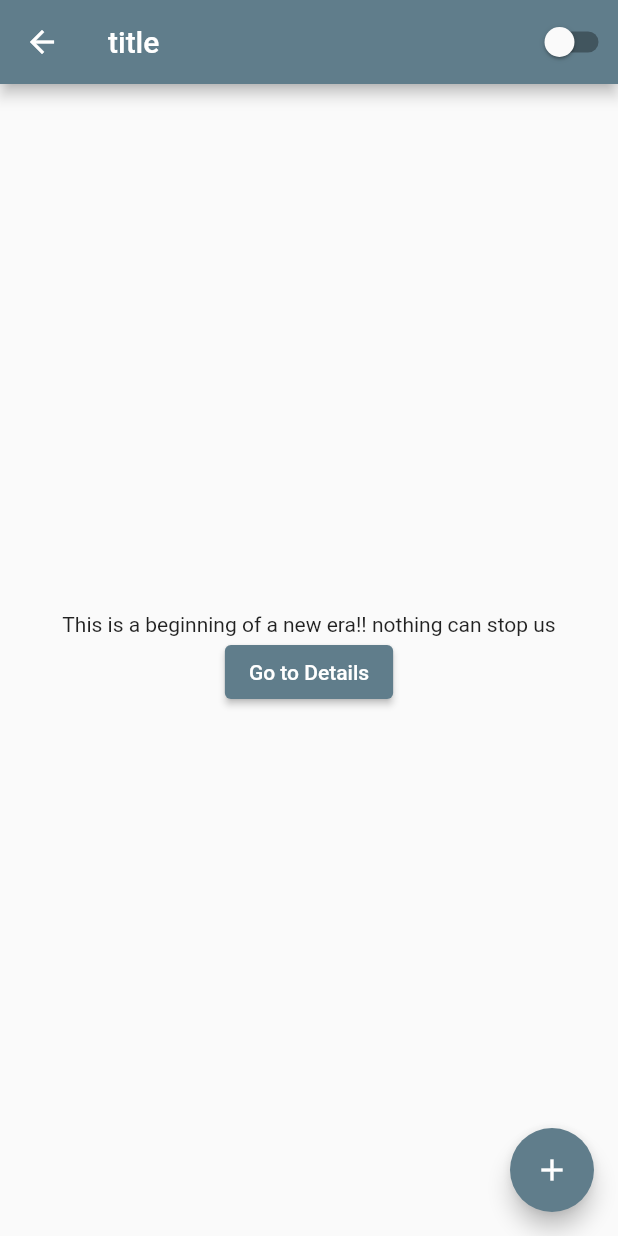
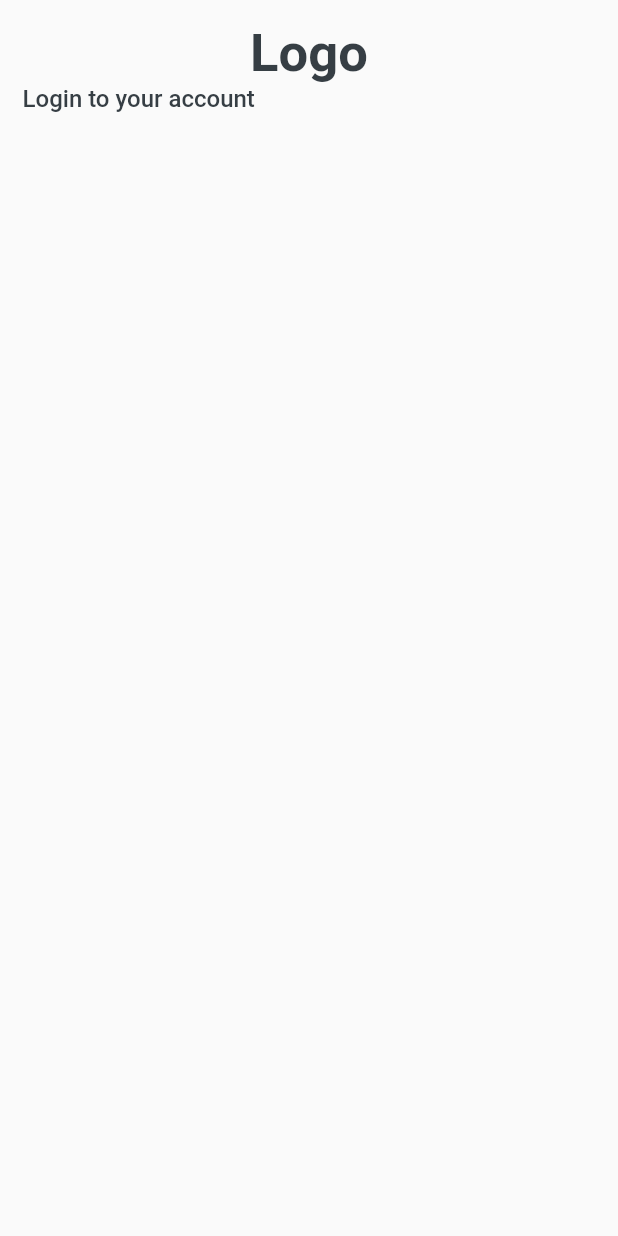
Before and after one commit to abir-1621/mess_manager, a Flutter app: the screen it shows after launch, on a phone screen of 412 x 824 dp. Run offline on Flutter 3.47's test engine with Material 2 defaults, Android fonts, the phone set to English and light mode, and no system bars; our stand-ins replace easy_localization, firebase_core, go_router; accounts and stored records are empty; generated files the repository leaves out were written again.

Commit message:
Login page created.

```diff
--- a/lib/main.dart
+++ b/lib/main.dart
@@ -1,4 +1,5 @@
 import 'package:easy_localization/easy_localization.dart';
+import 'package:firebase_core/firebase_core.dart';
 import 'package:flutter/material.dart';
 import 'package:go_router/go_router.dart';
 import 'package:mess_manager/res/localization/localization_value.dart';
@@ -12,6 +13,7 @@ import 'package:provider/provider.dart';
 void main() async {
   WidgetsFlutterBinding.ensureInitialized();
   await EasyLocalization.ensureInitialized();
+  await Firebase.initializeApp();
   runApp(
     EasyLocalization(
       supportedLocales: LocalizationProvider().supportedLang,
@@ -64,7 +66,7 @@ class _SplashScreenState extends State<SplashScreen> {
   void initState() {
     super.initState();
     Future.delayed(const Duration(seconds: 3), () {
-      context.go('/home');
+      context.pushReplacement('/login');
     });
   }
 
--- /dev/null
+++ b/lib/utils/globalcolors.dart
@@ -0,0 +1,9 @@
+import 'dart:ui';
+
+class GlobalColors{
+  static const tittleText = Color(0xFF363e44);
+    static const positiveButton = Color(0xFF363e44);
+    static const negativeButton = Color(0xFF8b865c);
+    static const primary = Color(0xFFf2e6dd);
+    static const secondary = Color(0xFF776e42);
+}
--- a/lib/utils/router.dart
+++ b/lib/utils/router.dart
@@ -1,5 +1,6 @@
 import 'package:flutter/cupertino.dart';
 import 'package:go_router/go_router.dart';
+import 'package:mess_manager/views/registration/login.dart';
 
 import '../main.dart';
 import '../views/home/details_screen.dart';
@@ -25,7 +26,13 @@ final GoRouter routerConfig = GoRouter(
           builder: (BuildContext context, GoRouterState state) {
             return const MyHomePage(title: "title");
           },
-        )
+        ),
+        GoRoute(
+          path: 'login',
+          builder: (BuildContext context, GoRouterState state) {
+            return const Login();
+          },
+        ),
       ],
     ),
   ],
--- /dev/null
+++ b/lib/views/registration/login.dart
@@ -0,0 +1,51 @@
+import 'package:flutter/material.dart';
+import 'package:flutter/widgets.dart';
+import 'package:mess_manager/utils/globalcolors.dart';
+
+class Login extends StatefulWidget {
+  const Login({Key? key}) : super(key: key);
+
+  @override
+  State<Login> createState() => _LoginState();
+}
+
+class _LoginState extends State<Login> {
+  @override
+  Widget build(BuildContext context) {
+    return Scaffold(
+      body: SingleChildScrollView(
+        child: SafeArea(
+            child: Container(
+          width: double.infinity,
+          padding: const EdgeInsets.all(15.0),
+          child: Column(
+            crossAxisAlignment: CrossAxisAlignment.start,
+            children: [
+              const Center(
+                child: Text(
+                  'Logo',
+                  style: TextStyle(
+                      color: GlobalColors.tittleText,
+                      fontSize: 35,
+                      fontWeight: FontWeight.bold),
+                ),
+              ),
+              Column(
+                children: const [
+                  Text(
+                    'Login to your account',
+                    style: TextStyle(
+                      color: GlobalColors.tittleText,
+                      fontSize: 16,
+                      fontWeight: FontWeight.w500,
+                    ),
+                  ),
+                ],
+              ),
+            ],
+          ),
+        )),
+      ),
+    );
+  }
+}
--- a/pubspec.yaml
+++ b/pubspec.yaml
@@ -38,6 +38,9 @@ dependencies:
   provider: ^6.0.5
   easy_localization: ^3.0.1
   go_router: ^6.0.0
+  pin_code_fields: ^7.4.0
+  firebase_core: ^2.4.1
+  firebase_auth: ^4.2.4
 
 dev_dependencies:
   flutter_test:
```
Also changed, not shown: pubspec.lock.
